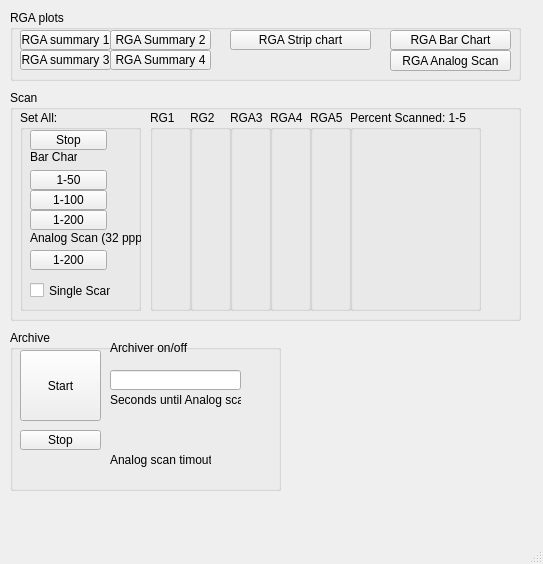
This is framework/ui/mv2_epicsDisplay.ui in TDControlsGroup/CLARA_RGA as Qt 5 draws it before an edit. The edited form follows.
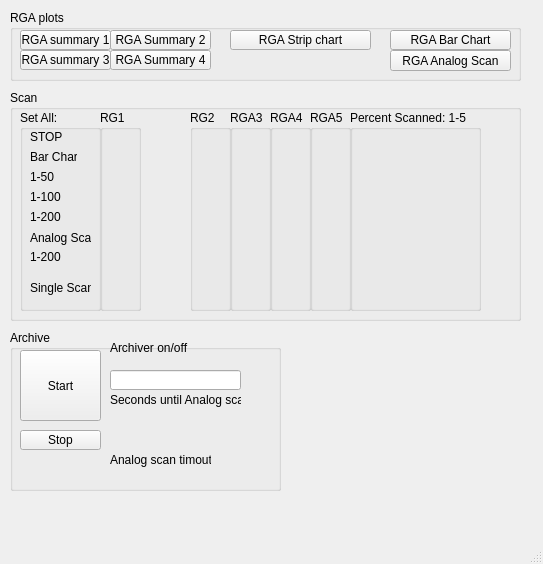
This is the edited form. Custom widgets are drawn as their Qt base class.

Patch:
```diff
--- a/framework/ui/mv2_epicsDisplay.ui
+++ b/framework/ui/mv2_epicsDisplay.ui
@@ -264,7 +264,7 @@
       <rect>
        <x>10</x>
        <y>20</y>
-       <width>121</width>
+       <width>81</width>
        <height>201</height>
       </rect>
      </property>
@@ -284,201 +284,102 @@
        <string>Bar Chart</string>
       </property>
      </widget>
-     <widget class="QEPushButton" name="archAna">
-      <property name="geometry">
-       <rect>
-        <x>10</x>
-        <y>140</y>
-        <width>77</width>
-        <height>20</height>
-       </rect>
-      </property>
-      <property name="text">
-       <string>1-200</string>
-      </property>
-      <property name="variable" stdset="0">
-       <string>$(GRGA):CON</string>
-      </property>
-      <property name="altReadbackVariable" stdset="0">
-       <string/>
-      </property>
-      <property name="variableSubstitutions" stdset="0">
-       <string/>
-      </property>
-      <property name="clickText">
-       <string>8</string>
-      </property>
-      <property name="clickCheckedText">
-       <string/>
-      </property>
-     </widget>
-     <widget class="QEPushButton" name="arch50">
-      <property name="geometry">
-       <rect>
-        <x>10</x>
-        <y>60</y>
-        <width>77</width>
-        <height>20</height>
-       </rect>
-      </property>
-      <property name="text">
-       <string>1-50</string>
-      </property>
-      <property name="variable" stdset="0">
-       <string>$(GRGA):CON</string>
-      </property>
-      <property name="altReadbackVariable" stdset="0">
-       <string/>
-      </property>
-      <property name="variableSubstitutions" stdset="0">
-       <string/>
-      </property>
-      <property name="clickText">
-       <string>5</string>
-      </property>
-      <property name="clickCheckedText">
-       <string/>
-      </property>
-     </widget>
-     <widget class="QEPushButton" name="arch200">
-      <property name="geometry">
-       <rect>
-        <x>10</x>
-        <y>100</y>
-        <width>77</width>
-        <height>20</height>
-       </rect>
-      </property>
-      <property name="text">
-       <string>1-200</string>
-      </property>
-      <property name="variable" stdset="0">
-       <string>$(GRGA):CON</string>
-      </property>
-      <property name="altReadbackVariable" stdset="0">
-       <string/>
-      </property>
-      <property name="variableSubstitutions" stdset="0">
-       <string>)</string>
-      </property>
-      <property name="clickText">
-       <string>7</string>
-      </property>
-      <property name="clickCheckedText">
-       <string/>
-      </property>
-     </widget>
      <widget class="QLabel" name="label_6">
       <property name="geometry">
        <rect>
         <x>10</x>
         <y>120</y>
-        <width>121</width>
+        <width>61</width>
         <height>16</height>
        </rect>
       </property>
       <property name="text">
-       <string>Analog Scan (32 ppp)</string>
+       <string>Analog Scan</string>
       </property>
      </widget>
-     <widget class="QECheckBox" name="archSS">
+     <widget class="QLabel" name="label_4">
       <property name="geometry">
        <rect>
         <x>10</x>
-        <y>170</y>
-        <width>81</width>
-        <height>21</height>
+        <y>60</y>
+        <width>47</width>
+        <height>13</height>
        </rect>
       </property>
       <property name="text">
-       <string>Single Scan</string>
-      </property>
-      <property name="checked">
-       <bool>false</bool>
-      </property>
-      <property name="variable" stdset="0">
-       <string>$(GRGA):SETSCAN</string>
-      </property>
-      <property name="writeOnPress">
-       <bool>false</bool>
-      </property>
-      <property name="writeOnClick">
-       <bool>true</bool>
-      </property>
-      <property name="pressText">
-       <string>0</string>
-      </property>
-      <property name="releaseText">
-       <string>1</string>
-      </property>
-      <property name="clickText">
-       <string>1</string>
-      </property>
-      <property name="clickCheckedText">
-       <string>0</string>
+       <string>1-50</string>
       </property>
      </widget>
-     <widget class="QEPushButton" name="arch100">
+     <widget class="QLabel" name="label_5">
       <property name="geometry">
        <rect>
         <x>10</x>
         <y>80</y>
-        <width>77</width>
-        <height>20</height>
+        <width>47</width>
+        <height>13</height>
        </rect>
       </property>
       <property name="text">
        <string>1-100</string>
       </property>
-      <property name="variable" stdset="0">
-       <string>$(GRGA):CON</string>
+     </widget>
+     <widget class="QLabel" name="label_8">
+      <property name="geometry">
+       <rect>
+        <x>10</x>
+        <y>100</y>
+        <width>47</width>
+        <height>13</height>
+       </rect>
       </property>
-      <property name="altReadbackVariable" stdset="0">
-       <string/>
+      <property name="text">
+       <string>1-200</string>
       </property>
-      <property name="variableSubstitutions" stdset="0">
-       <string/>
+     </widget>
+     <widget class="QLabel" name="label_10">
+      <property name="geometry">
+       <rect>
+        <x>10</x>
+        <y>140</y>
+        <width>47</width>
+        <height>13</height>
+       </rect>
       </property>
-      <property name="clickText">
-       <string>6</string>
+      <property name="text">
+       <string>1-200</string>
       </property>
-      <property name="clickCheckedText">
-       <string/>
+     </widget>
+     <widget class="QLabel" name="label_11">
+      <property name="geometry">
+       <rect>
+        <x>10</x>
+        <y>170</y>
+        <width>61</width>
+        <height>16</height>
+       </rect>
       </property>
+      <property name="text">
+       <string>Single Scan</string>
+      </property>
      </widget>
-     <widget class="QEPushButton" name="archStop">
+     <widget class="QLabel" name="label_12">
       <property name="geometry">
        <rect>
         <x>10</x>
         <y>20</y>
-        <width>77</width>
-        <height>20</height>
+        <width>47</width>
+        <height>13</height>
        </rect>
       </property>
       <property name="text">
-       <string>Stop</string>
-      </property>
-      <property name="variable" stdset="0">
-       <string>$(GRGA):CON</string>
-      </property>
-      <property name="altReadbackVariable" stdset="0">
-       <string/>
-      </property>
-      <property name="variableSubstitutions" stdset="0">
-       <string/>
-      </property>
-      <property name="clickText">
-       <string>0</string>
-      </property>
-      <property name="clickCheckedText">
-       <string/>
+       <string>STOP</string>
       </property>
      </widget>
     </widget>
     <widget class="QGroupBox" name="RGA1">
      <property name="geometry">
       <rect>
-       <x>140</x>
+       <x>90</x>
        <y>20</y>
        <width>41</width>
        <height>201</height>
@@ -1967,11 +1868,6 @@
    <extends>QEAnalogIndicator</extends>
    <header>QEAnalogProgressBar.h</header>
   </customwidget>
-  <customwidget>
-   <class>QECheckBox</class>
-   <extends>QCheckBox</extends>
-   <header>QECheckBox.h</header>
-  </customwidget>
   <customwidget>
    <class>QELabel</class>
    <extends>QLabel</extends>
```
Left out of the diff: 66 changed lines with no effect on the pictures.
